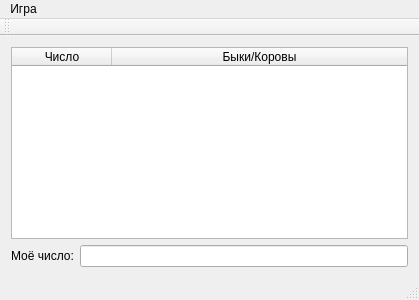
Old version of the form bulls_and_cows/mainwindow.ui in the repository dimV36/bulls_and_cows.
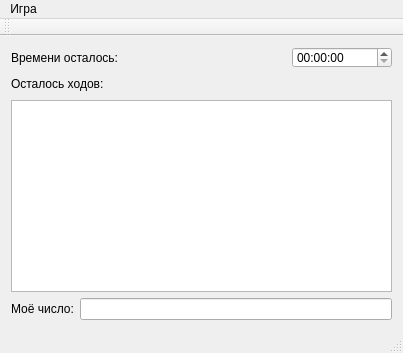
New version of the form.

```diff
--- a/bulls_and_cows/mainwindow.ui
+++ b/bulls_and_cows/mainwindow.ui
@@ -6,16 +6,100 @@
    <rect>
     <x>0</x>
     <y>0</y>
-    <width>419</width>
-    <height>298</height>
+    <width>403</width>
+    <height>353</height>
    </rect>
   </property>
   <property name="windowTitle">
    <string>Игра &quot;Быки и коровы&quot;</string>
   </property>
   <widget class="QWidget" name="central_widget_">
-   <layout class="QGridLayout" name="gridLayout">
-    <item row="0" column="0" colspan="2">
+   <layout class="QFormLayout" name="formLayout">
+    <item row="1" column="0" colspan="2">
+     <layout class="QHBoxLayout" name="time_layout_">
+      <item>
+       <widget class="QLabel" name="label_time_">
+        <property name="minimumSize">
+         <size>
+          <width>0</width>
+          <height>20</height>
+         </size>
+        </property>
+        <property name="maximumSize">
+         <size>
+          <width>16777215</width>
+          <height>120</height>
+         </size>
+        </property>
+        <property name="text">
+         <string>Времени осталось:</string>
+        </property>
+        <property name="scaledContents">
+         <bool>false</bool>
+        </property>
+       </widget>
+      </item>
+      <item>
+       <widget class="QTimeEdit" name="time_left_">
+        <property name="minimumSize">
+         <size>
+          <width>100</width>
+          <height>20</height>
+         </size>
+        </property>
+        <property name="maximumSize">
+         <size>
+          <width>100</width>
+          <height>100</height>
+         </size>
+        </property>
+       </widget>
+      </item>
+     </layout>
+    </item>
+    <item row="2" column="0" colspan="2">
+     <layout class="QHBoxLayout" name="step_layout_">
+      <item>
+       <widget class="QLabel" name="label_step_">
+        <property name="minimumSize">
+         <size>
+          <width>0</width>
+          <height>20</height>
+         </size>
+        </property>
+        <property name="maximumSize">
+         <size>
+          <width>16777215</width>
+          <height>120</height>
+         </size>
+        </property>
+        <property name="text">
+         <string>Осталось ходов:</string>
+        </property>
+       </widget>
+      </item>
+      <item>
+       <widget class="QLabel" name="label_step_left_">
+        <property name="minimumSize">
+         <size>
+          <width>20</width>
+          <height>0</height>
+         </size>
+        </property>
+        <property name="maximumSize">
+         <size>
+          <width>120</width>
+          <height>16777215</height>
+         </size>
+        </property>
+        <property name="text">
+         <string/>
+        </property>
+       </widget>
+      </item>
+     </layout>
+    </item>
+    <item row="3" column="0" colspan="2">
      <widget class="QTableWidget" name="table_">
       <property name="sizePolicy">
        <sizepolicy hsizetype="Minimum" vsizetype="Minimum">
@@ -51,7 +135,7 @@
        <enum>QAbstractItemView::ScrollPerPixel</enum>
       </property>
       <attribute name="horizontalHeaderVisible">
-       <bool>true</bool>
+       <bool>false</bool>
       </attribute>
       <attribute name="horizontalHeaderCascadingSectionResizes">
        <bool>true</bool>
@@ -69,7 +153,7 @@
        <bool>true</bool>
       </attribute>
       <attribute name="verticalHeaderVisible">
-       <bool>true</bool>
+       <bool>false</bool>
       </attribute>
       <attribute name="verticalHeaderCascadingSectionResizes">
        <bool>false</bool>
@@ -101,14 +185,14 @@
       </column>
      </widget>
     </item>
-    <item row="1" column="0">
+    <item row="4" column="0">
      <widget class="QLabel" name="label_answer_">
       <property name="text">
        <string>Моё число:</string>
       </property>
      </widget>
     </item>
-    <item row="1" column="1">
+    <item row="4" column="1">
      <widget class="QLineEdit" name="line_answer_"/>
     </item>
    </layout>
@@ -118,7 +202,7 @@
     <rect>
      <x>0</x>
      <y>0</y>
-     <width>419</width>
+     <width>403</width>
      <height>20</height>
     </rect>
    </property>
```
